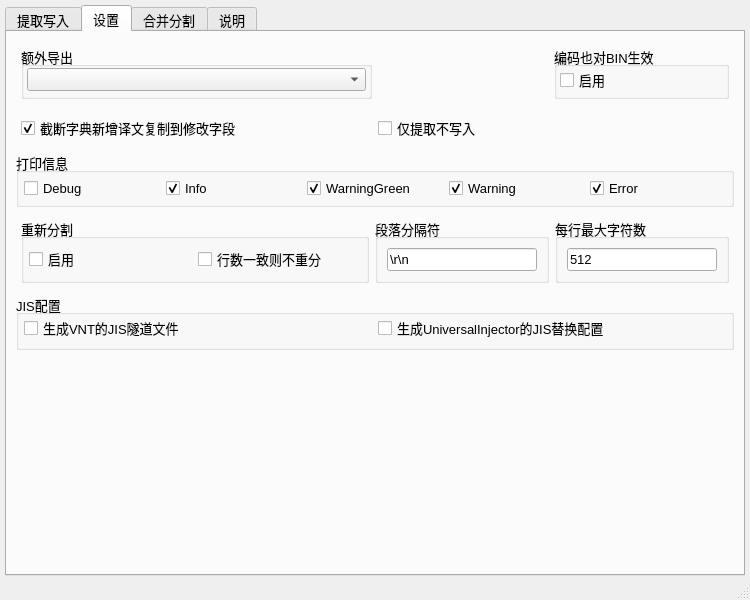
Above: main/ui_mainWindow.ui from satan53x/SExtractor before the change. Below: the same form after it.
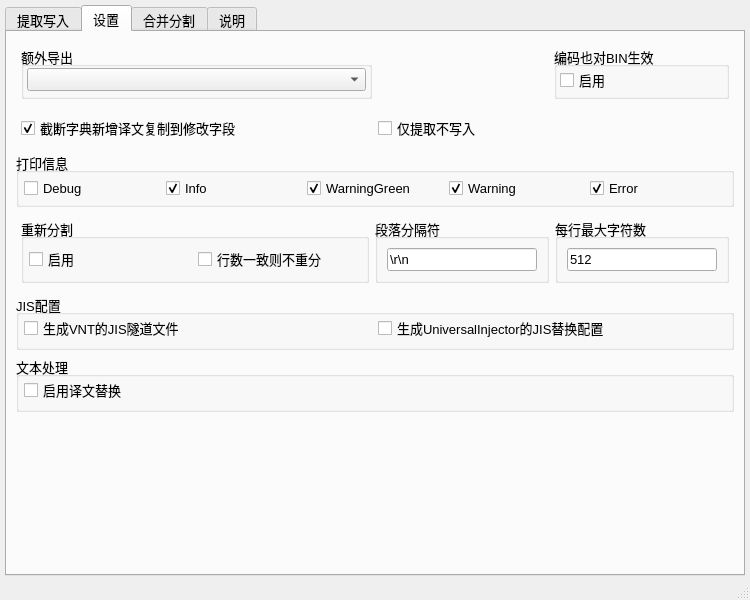
That is the form after the change. The open tabs and pages were chosen to show the change.

Commit message: 添加功能：译文替换

```diff
--- a/main/ui_mainWindow.ui
+++ b/main/ui_mainWindow.ui
@@ -932,6 +932,37 @@
           </layout>
          </widget>
         </item>
+        <item>
+         <widget class="QGroupBox" name="groupBox_14">
+          <property name="title">
+           <string>文本处理</string>
+          </property>
+          <layout class="QHBoxLayout" name="horizontalLayout_31">
+           <property name="leftMargin">
+            <number>5</number>
+           </property>
+           <property name="topMargin">
+            <number>0</number>
+           </property>
+           <property name="rightMargin">
+            <number>5</number>
+           </property>
+           <property name="bottomMargin">
+            <number>6</number>
+           </property>
+           <item>
+            <widget class="QCheckBox" name="transReplaceCheck">
+             <property name="text">
+              <string>启用译文替换</string>
+             </property>
+             <property name="checked">
+              <bool>false</bool>
+             </property>
+            </widget>
+           </item>
+          </layout>
+         </widget>
+        </item>
         <item>
          <spacer name="verticalSpacer">
           <property name="orientation">
```
The commit also changes 5 other files.
